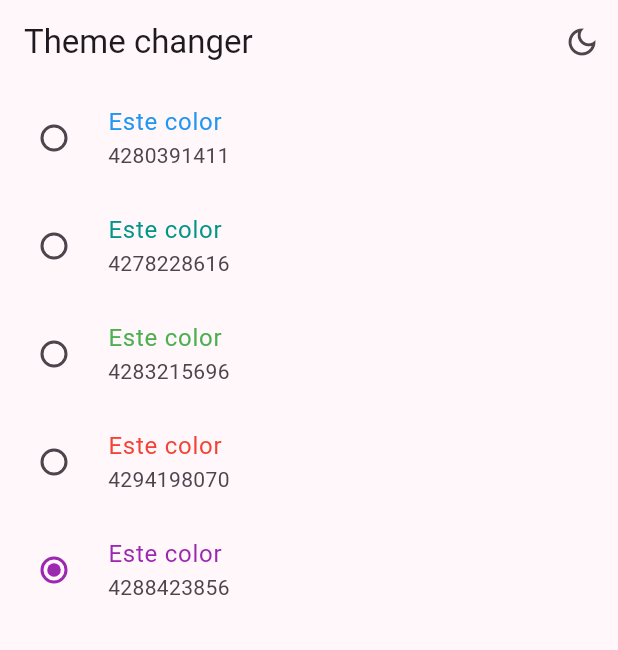
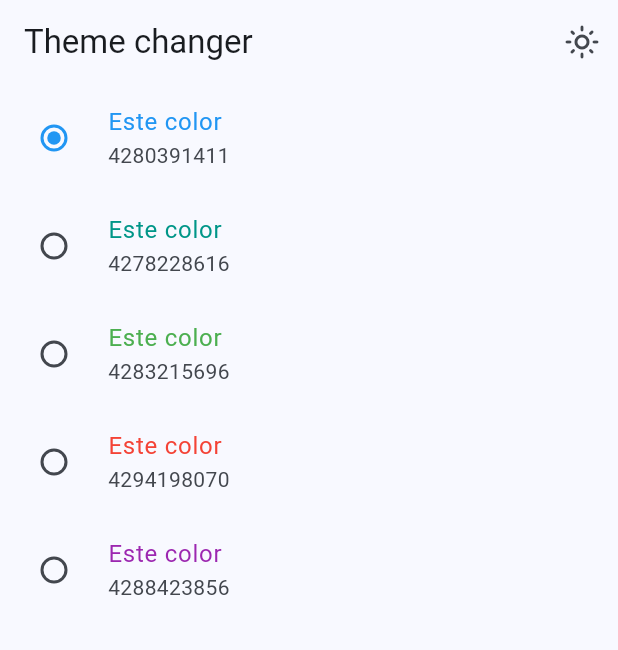
Before and after one commit to engelcituk/widgets-app, a Flutter app: the ThemeChangerSCreen screen opened by its route, after a tap on the "dark mode" icon, on a phone screen of 412 x 824 dp. Shown: the top 650 px of the screen. Run offline on Flutter 3.47's test engine with Material 2 defaults, Android fonts, the phone set to English and light mode, and no system bars; our stand-ins replace animate_do, flutter_riverpod, go_router.

Commit message:
Indice del color seleccionado

```diff
--- a/lib/config/theme/app_theme.dart
+++ b/lib/config/theme/app_theme.dart
@@ -16,14 +16,17 @@ const colorList = <Color>[
 class AppTheme {
 
   final int selectedColor;
+  final bool isDarkMode;
 
-  AppTheme({
-    required this.selectedColor
+  AppTheme( {
+    this.selectedColor = 0,
+    this.isDarkMode = false,
   }):assert(selectedColor >= 0, 'Selected color must be greater than 0'),
     assert( selectedColor < colorList.length , 'Selected color must be less or equal than ${colorList.length - 1}' );
 
   ThemeData getTheme() => ThemeData(
     useMaterial3: true,
+    brightness: isDarkMode ? Brightness.dark : Brightness.light,
     colorSchemeSeed: colorList[ selectedColor ],
     appBarTheme: const AppBarTheme(
       centerTitle: false,
--- a/lib/main.dart
+++ b/lib/main.dart
@@ -2,6 +2,7 @@ import 'package:flutter/material.dart';
 import 'package:flutter_riverpod/flutter_riverpod.dart';
 import 'package:widgets_app/config/router/app_router.dart';
 import 'package:widgets_app/config/theme/app_theme.dart';
+import 'package:widgets_app/presentation/providers/theme_provider.dart';
 
 void main() {
   runApp(
@@ -11,16 +12,20 @@ void main() {
   );
 }
 
-class MainApp extends StatelessWidget {
+class MainApp extends ConsumerWidget {
   const MainApp({super.key});
 
   @override
-  Widget build(BuildContext context) {
+  Widget build(BuildContext context,  WidgetRef ref) {
+
+    final bool isDarkMode = ref.watch(isDarkModeProvider);
+    final int selectedColor = ref.watch(selectedColorProvider);
+
     return MaterialApp.router(
       title: 'Flutter widgets',
       routerConfig: appRouter,
       debugShowCheckedModeBanner: false,
-      theme: AppTheme(selectedColor: 4).getTheme(),
+      theme: AppTheme(selectedColor: selectedColor, isDarkMode: isDarkMode).getTheme(),
 
     );
   }
--- a/lib/presentation/providers/theme_provider.dart
+++ b/lib/presentation/providers/theme_provider.dart
@@ -1,8 +1,11 @@
 import 'package:flutter_riverpod/flutter_riverpod.dart';
 import 'package:widgets_app/config/theme/app_theme.dart';
 
+
+//listado de colores inmutables
+final colorListProvider = Provider((ref) => colorList);
+
 final isDarkModeProvider = StateProvider<bool>((ref) => true);
 
-//listado de colores inmutables
-
-final colorListProvider = Provider((ref) => colorList);
+// un simple int
+final selectedColorProvider = StateProvider((ref) => 0);
--- a/lib/presentation/screens/theme_changer/theme_changer_screen.dart
+++ b/lib/presentation/screens/theme_changer/theme_changer_screen.dart
@@ -22,7 +22,7 @@ class ThemeChangerSCreen extends ConsumerWidget {
             // icon: Icon( Icons.light_mode_outlined),
             icon: Icon( isDarkMode ? Icons.dark_mode_outlined: Icons.light_mode_outlined),
             onPressed: (){
-
+              ref.read(isDarkModeProvider.notifier).state = !isDarkMode;
             }
           )
         ],
@@ -39,10 +39,12 @@ class _ThemeChangerView extends ConsumerWidget {
   Widget build(BuildContext context, WidgetRef ref) {
 
     final List<Color> colors = ref.watch(colorListProvider);
+    final int selectedColor = ref.watch(selectedColorProvider);
 
     return ListView.builder(
       itemCount: colors.length,
       itemBuilder: (context, index) {
+
         final color = colors[index];
 
         return RadioListTile(
@@ -50,8 +52,10 @@ class _ThemeChangerView extends ConsumerWidget {
           subtitle: Text('${color.value}'),
           activeColor: color,
           value: index,
-          groupValue: 4,
+          groupValue: selectedColor,
           onChanged: (value){
+
+            ref.read(selectedColorProvider.notifier).state = index;
 
           }
         );
```
